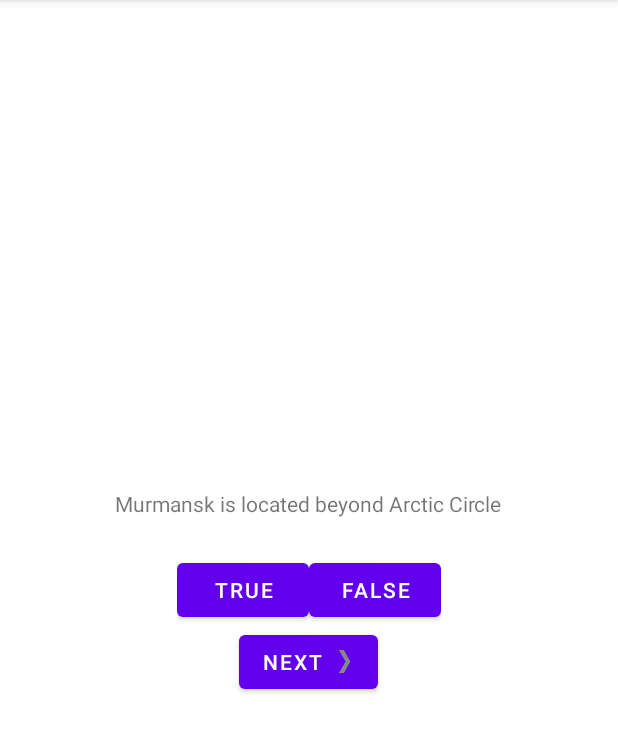
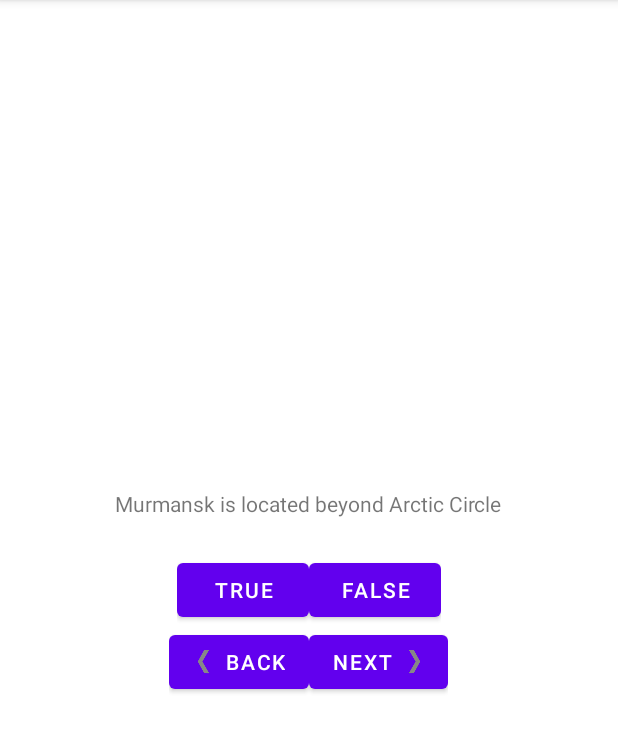
Before and after one commit to Kot512/android_training_1, an Android app: the screen it shows after launch (MainActivity), on a phone screen of 412 x 824 dp, the part 84-837 px from its top. Run offline under Robolectric (Android 15) with nearby library versions, the phone set to English and light mode, and no system bars.

Commit message:
Back button added

```diff
--- a/app/src/main/java/com/example/geoquiz/MainActivity.kt
+++ b/app/src/main/java/com/example/geoquiz/MainActivity.kt
@@ -12,6 +12,7 @@ class MainActivity : AppCompatActivity() {
     private lateinit var trueButton: Button
     private lateinit var falseButton: Button
     private lateinit var nextButton: Button
+    private lateinit var backButton: Button
     private lateinit var questionTextView: TextView
 
     private val questionBank = listOf(
@@ -22,6 +23,8 @@ class MainActivity : AppCompatActivity() {
         Question(R.string.question_prison, false),
         Question(R.string.question_kris, false),
     )
+    private var currentIndex = 0
+
 
     private fun updateQuestion() {
         val questionTextResId = questionBank[currentIndex].textResId
@@ -42,7 +45,17 @@ class MainActivity : AppCompatActivity() {
         }
     }
 
-    private var currentIndex = 0
+    private fun nextQuestion() {
+        currentIndex = (currentIndex + 1) % 6
+        updateQuestion()
+    }
+
+    private fun previousQuestion() {
+        currentIndex = (currentIndex + 5) % 6
+        updateQuestion()
+    }
+
+
 
 
 
@@ -54,6 +67,7 @@ class MainActivity : AppCompatActivity() {
         trueButton = findViewById(R.id.true_button)
         falseButton = findViewById(R.id.false_button)
         nextButton = findViewById(R.id.next_button)
+        backButton = findViewById(R.id.back_button)
         questionTextView = findViewById(R.id.question_text_view)
 
         updateQuestion()
@@ -65,10 +79,15 @@ class MainActivity : AppCompatActivity() {
             checkAnswer(false)
             }
         nextButton.setOnClickListener {
-            currentIndex = (currentIndex + 1) % 6
-            Log.d("test", "$currentIndex")
-            updateQuestion()
+            nextQuestion()
         }
+        questionTextView.setOnClickListener {
+            nextQuestion()
+        }
+        backButton.setOnClickListener {
+            previousQuestion()
+        }
+
 
 
 
--- a/app/src/main/res/layout/activity_main.xml
+++ b/app/src/main/res/layout/activity_main.xml
@@ -34,6 +34,20 @@
 
         </LinearLayout>
 
+    <LinearLayout
+        android:layout_width="wrap_content"
+        android:layout_height="wrap_content"
+        android:orientation="horizontal" >
+
+        <Button
+            android:id="@+id/back_button"
+            android:layout_width="wrap_content"
+            android:layout_height="wrap_content"
+            android:text="@string/back_button"
+            android:drawableLeft="@drawable/arrow_left"
+            android:drawablePadding="4dp"
+            />
+
         <Button
             android:id="@+id/next_button"
             android:layout_height="wrap_content"
@@ -42,5 +56,8 @@
             android:drawableEnd="@drawable/arrow_right"
             android:drawablePadding="4dp"
             />
+    </LinearLayout>
+
+
 
 </LinearLayout>
--- a/app/src/main/res/values/strings.xml
+++ b/app/src/main/res/values/strings.xml
@@ -6,6 +6,7 @@
     <string name="correct_toast">Correct!</string>
     <string name="incorrect_toast">Incorrect!</string>
     <string name="next_button">Next</string>
+    <string name="back_button">Back</string>
 
     <string name="question_murmansk">Murmansk is located beyond Arctic Circle</string>
     <string name="question_president">Is Vladimir Putin the best in Milky Way (answer wisely)</string>
```
Lines whose indentation alone changed are shown as unchanged.
